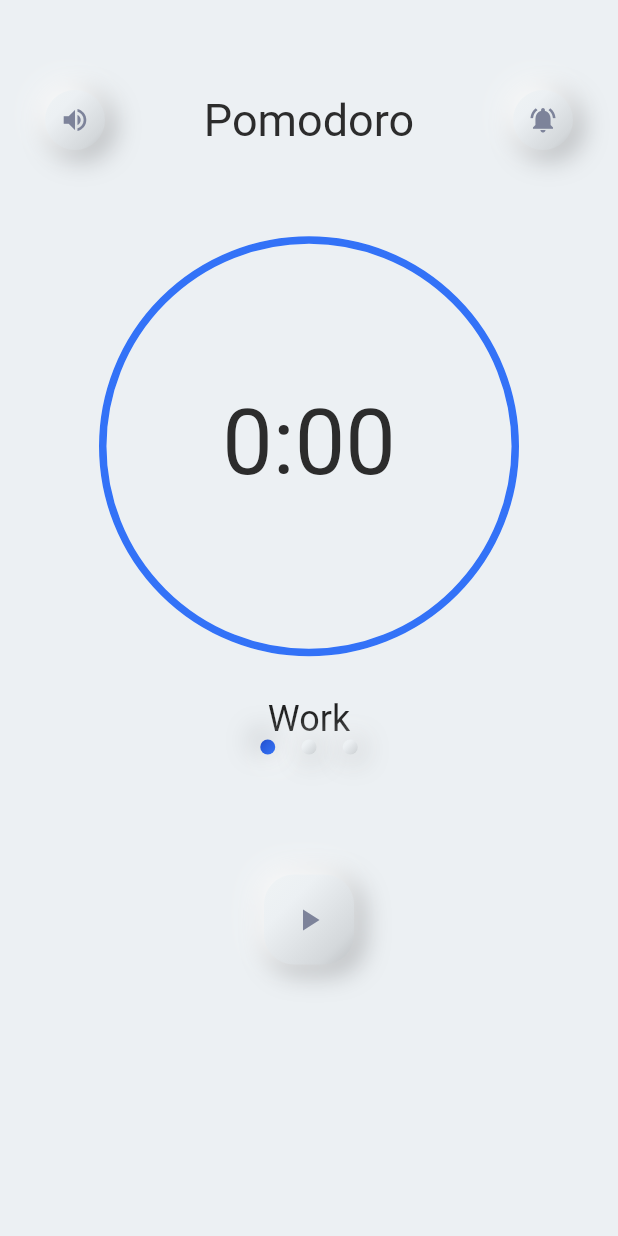
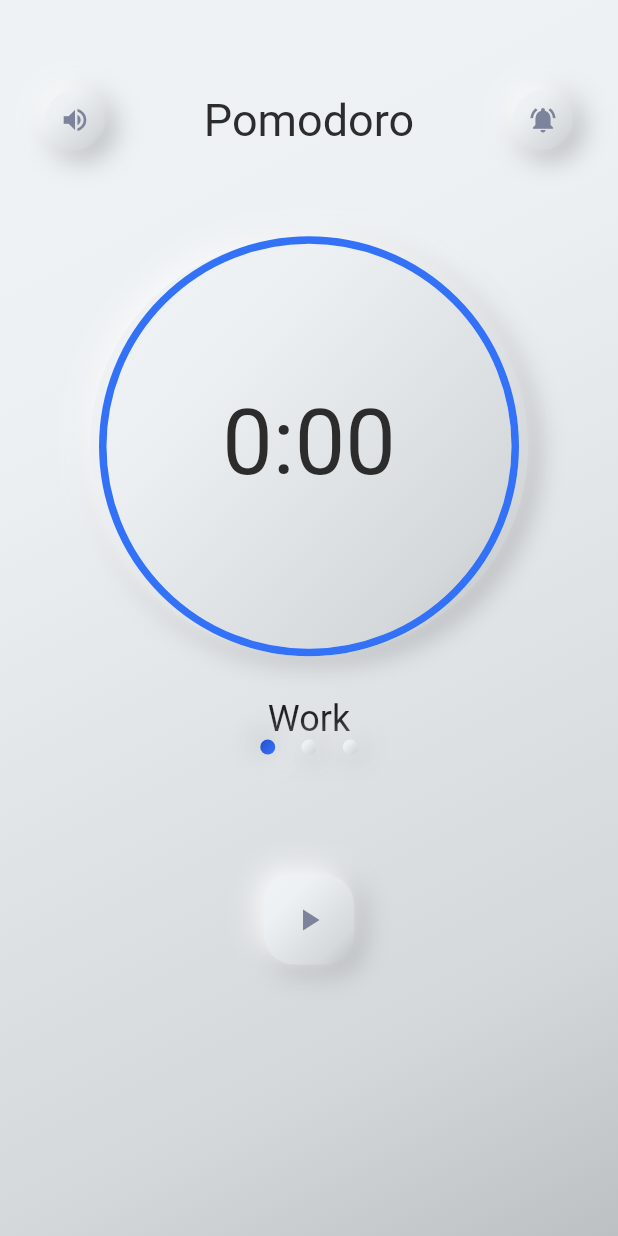
Before and after one commit to MatthieuNadeau96/pomodoro_timer, a Flutter app: the screen it shows after launch, on a phone screen of 412 x 824 dp. Run offline on Flutter 3.47's test engine with Material 2 defaults, Android fonts, the phone set to English and light mode, and no system bars.

Commit message:
added gradient to app background and created better styling for the counters and timer

```diff
--- a/lib/counters.dart
+++ b/lib/counters.dart
@@ -19,13 +19,13 @@ class Counters extends StatelessWidget {
               boxShadow: [
                 BoxShadow(
                   color: Color(0xffffffff),
-                  offset: Offset(4.0, 4.0),
+                  offset: Offset(2.0, 2.0),
                   blurRadius: 15.0,
                   spreadRadius: 1.0,
                 ),
                 BoxShadow(
                   color: Color(0xffA5A8AB),
-                  offset: Offset(-4.0, -4.0),
+                  offset: Offset(-2.0, -2.0),
                   blurRadius: 15.0,
                   spreadRadius: 1.0,
                 ),
--- a/lib/main.dart
+++ b/lib/main.dart
@@ -62,7 +62,22 @@ class _MyHomePageState extends State<MyHomePage> with TickerProviderStateMixin {
   @override
   Widget build(BuildContext context) {
     ThemeData themeData = Theme.of(context);
-    return Scaffold(
+    return Container(
+      decoration: BoxDecoration(
+        gradient: LinearGradient(
+          begin: Alignment.topLeft,
+          end: Alignment.bottomRight,
+          colors: [
+            Color(0xffEEF2F4),
+            themeData.canvasColor,
+            Color(0xffD4D8DB),
+            Color(0xffBDC0C3),
+          ],
+          stops: [0.1, 0.3, 0.8, 1],
+        ),
+      ),
+      child: Scaffold(
+        backgroundColor: Colors.transparent,
         body: Container(
           child: Padding(
             padding: EdgeInsets.symmetric(horizontal: 30, vertical: 30.0),
@@ -123,31 +138,31 @@ class _MyHomePageState extends State<MyHomePage> with TickerProviderStateMixin {
                   decoration: BoxDecoration(
                     color: Theme.of(context).canvasColor,
                     borderRadius: BorderRadius.all(Radius.circular(200)),
-                  // boxShadow: [
-                  //   BoxShadow(
-                  //     color: Color(0xffA5A8AB),
-                  //     offset: Offset(4.0, 4.0),
-                  //     blurRadius: 15.0,
-                  //     spreadRadius: 1.0,
-                  //   ),
-                  //   BoxShadow(
-                  //     color: Color(0xffffffff),
-                  //     offset: Offset(-4.0, -4.0),
-                  //     blurRadius: 15.0,
-                  //     spreadRadius: 1.0,
-                  //   ),
-                  // ],
-                  // gradient: LinearGradient(
-                  //   begin: Alignment.topLeft,
-                  //   end: Alignment.bottomRight,
-                  //   colors: [
-                  //     Color(0xffEEF2F4),
-                  //     themeData.canvasColor,
-                  //     Color(0xffD4D8DB),
-                  //     Color(0xffBDC0C3),
-                  //   ],
-                  //   stops: [0.1, 0.3, 0.8, 1],
-                  // ),
+                    boxShadow: [
+                      BoxShadow(
+                        color: Color(0xffA5A8AB),
+                        offset: Offset(4.0, 4.0),
+                        blurRadius: 15.0,
+                        spreadRadius: 1.0,
+                      ),
+                      BoxShadow(
+                        color: Color(0xffffffff),
+                        offset: Offset(-4.0, -4.0),
+                        blurRadius: 15.0,
+                        spreadRadius: 1.0,
+                      ),
+                    ],
+                    gradient: LinearGradient(
+                      begin: Alignment.topLeft,
+                      end: Alignment.bottomRight,
+                      colors: [
+                        Color(0xffEEF2F4),
+                        themeData.canvasColor,
+                        Color(0xffD4D8DB),
+                        Color(0xffBDC0C3),
+                      ],
+                      stops: [0.1, 0.3, 0.8, 1],
+                    ),
                   ),
                   margin: EdgeInsets.symmetric(
                     horizontal: 30,
@@ -184,8 +199,8 @@ class _MyHomePageState extends State<MyHomePage> with TickerProviderStateMixin {
                                     children: <Widget>[
                                       AnimatedBuilder(
                                         animation: controller,
-                                      builder:
-                                          (BuildContext context, Widget child) {
+                                        builder: (BuildContext context,
+                                            Widget child) {
                                           return Text(
                                             timerString,
                                             style: TextStyle(
@@ -275,6 +290,7 @@ class _MyHomePageState extends State<MyHomePage> with TickerProviderStateMixin {
             ),
           ),
         ),
+      ),
     );
   }
 }
```
Lines whose indentation alone changed are shown as unchanged.
